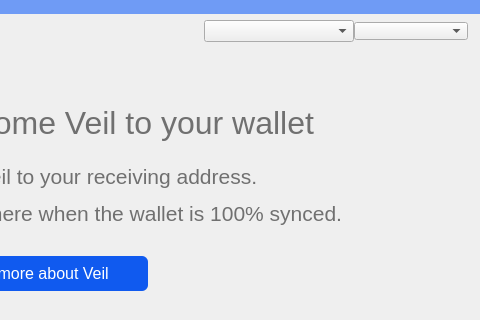
First picture: the form in src/qt/forms/overviewpage.ui, repository Veil-Project/veil, before the edit; both pictures show x 420 to 900 and y 0 to 320 of the 900 by 640 pixel window.
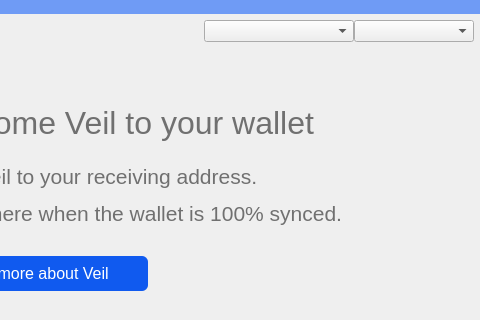
Second picture: the form after the edit.

Commit message: transaction list filter format (still some white shows)

Diff of the .ui file:
```diff
--- a/src/qt/forms/overviewpage.ui
+++ b/src/qt/forms/overviewpage.ui
@@ -166,11 +166,6 @@
                 <property name="layoutDirection">
                  <enum>Qt::LeftToRight</enum>
                 </property>
-                <property name="styleSheet">
-                 <string notr="true">#comboSort{
- margin-right:6px;
-}</string>
-                </property>
                </widget>
               </item>
              </layout>
```
Left out of the diff: 3 changed lines with no effect on the pictures. The commit also changes 2 other files.
